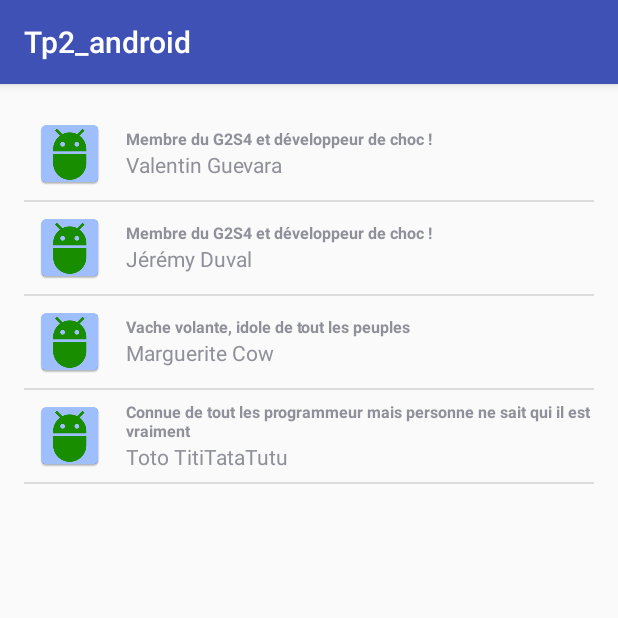
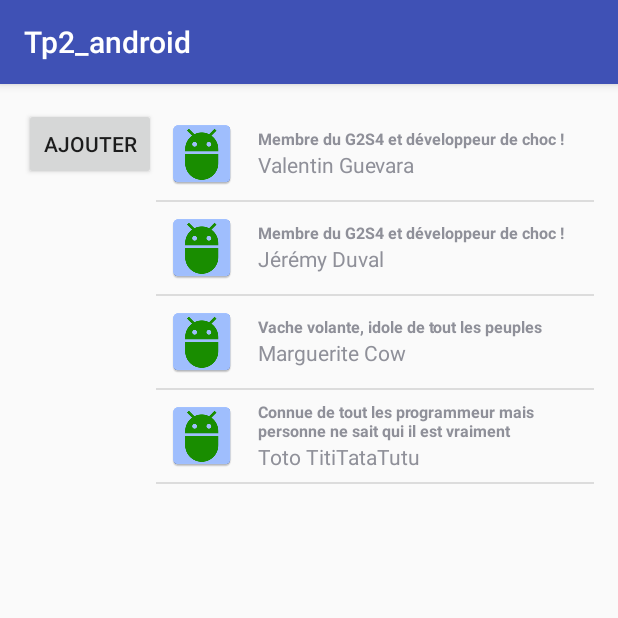
Before and after one commit to Jeremy-Duval/Tp-Android, an Android app: the screen it shows after launch (MainActivity), on a phone screen of 412 x 824 dp, the top half of it. Run offline under Robolectric (Android 15) with nearby library versions, the phone set to English and light mode, and no system bars.

Commit message:
Calling of the Activity A by the MainActivity : Problem
The test function with ActivityB in place of AvctivityA

```diff
--- a/Listes_exo3/app/src/main/java/guevara/valentin/tp2_android/ActivityA.java
+++ b/Listes_exo3/app/src/main/java/guevara/valentin/tp2_android/ActivityA.java
@@ -54,7 +54,7 @@ public class ActivityA extends AppCompatActivity {
     @Override
     protected void onCreate(Bundle savedInstanceState) {
         super.onCreate(savedInstanceState);
-        setContentView(R.layout.activity_main);
+        setContentView(R.layout.activity_a); //BIG PROBLEM I DON'T KNOW WHY FOR THE MOMENT
         dateNaiss = (EditText) findViewById(R.id.editTextdateNaiss);
         masc = (RadioButton) findViewById(R.id.radioButton);
         fem = (RadioButton) findViewById(R.id.radioButton2);
--- a/Listes_exo3/app/src/main/java/guevara/valentin/tp2_android/MainActivity.java
+++ b/Listes_exo3/app/src/main/java/guevara/valentin/tp2_android/MainActivity.java
@@ -1,12 +1,13 @@
 package guevara.valentin.tp2_android;
 
-import android.app.LauncherActivity;
+import android.content.Intent;
 import android.support.v7.app.AlertDialog;
 import android.support.v7.app.AppCompatActivity;
 import android.os.Bundle;
 import android.view.View;
 import android.widget.AdapterView;
 import android.widget.AdapterView.OnItemClickListener;
+import android.widget.Button;
 import android.widget.ListView;
 import android.widget.SimpleAdapter;
 
@@ -14,14 +15,16 @@ import java.util.ArrayList;
 import java.util.HashMap;
 
 public class MainActivity extends AppCompatActivity {
-
     private ListView musique;
     private ArrayList<HashMap<String,String>> listItem;
+    Button b_contact_adding;
 
     @Override
     protected void onCreate(Bundle savedInstanceState) {
         super.onCreate(savedInstanceState);
         setContentView(R.layout.activity_main);
+
+        b_contact_adding = (Button) findViewById(R.id.button);
 
         //fetch the listView created in the XML file Main
         musique = (ListView) findViewById(R.id.musique);
@@ -79,6 +82,15 @@ public class MainActivity extends AppCompatActivity {
             }
         });
 
+        b_contact_adding.setOnClickListener(new View.OnClickListener(){
+
+            @Override
+            public void onClick(View v) {
+                Intent myIntent = new Intent(MainActivity.this, ActivityA.class);
+                startActivity(myIntent);
+            }
+        });
+
 
     }
 }
--- a/Listes_exo3/app/src/main/res/layout/activity_a.xml
+++ b/Listes_exo3/app/src/main/res/layout/activity_a.xml
@@ -13,7 +13,7 @@
     <TextView
         android:layout_width="wrap_content"
         android:layout_height="wrap_content"
-        android:text="Bienvenue dans notre formulaire"
+        android:text="Information du contact"
         android:id="@+id/textView" />
 
     <TextView
--- a/Listes_exo3/app/src/main/res/layout/activity_main.xml
+++ b/Listes_exo3/app/src/main/res/layout/activity_main.xml
@@ -11,10 +11,22 @@ android:paddingTop="@dimen/activity_vertical_margin"
 tools:context="guevara.valentin.tp2_android.MainActivity">
 android:weightSum="1">
 
+    <Button
+        android:text="Ajouter"
+        android:layout_width="wrap_content"
+        android:layout_height="wrap_content"
+        android:id="@+id/button"
+        android:layout_marginBottom="32dp"
+        android:layout_alignParentBottom="true"
+        android:layout_centerHorizontal="true" />
 
-<ListView
-    android:id="@+id/musique"
-    android:layout_width="match_parent"
-    android:layout_height="match_parent"
-    android:layout_weight="0.56"></ListView>
+    <ListView
+        android:id="@+id/musique"
+        android:layout_width="match_parent"
+        android:layout_height="match_parent"
+        android:layout_weight="0.56">
+    </ListView>
+
+
+
 </LinearLayout>
```
